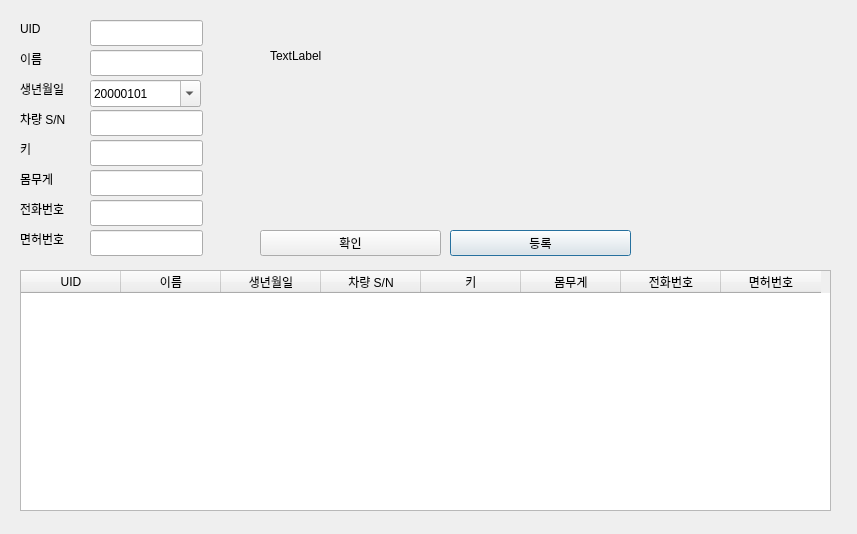
Old version of the form pyqt/rfid_register.ui in the repository KTH-amg/robot_dev.
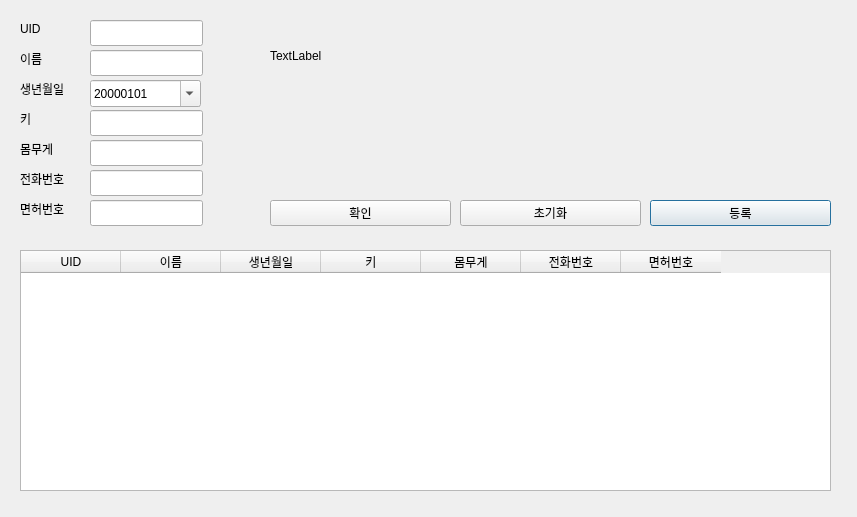
New version of the form.

```diff
--- a/pyqt/rfid_register.ui
+++ b/pyqt/rfid_register.ui
@@ -7,7 +7,7 @@
     <x>0</x>
     <y>0</y>
     <width>857</width>
-    <height>534</height>
+    <height>517</height>
    </rect>
   </property>
   <property name="windowTitle">
@@ -52,24 +52,11 @@
     <string>생년월일</string>
    </property>
   </widget>
-  <widget class="QLabel" name="label_4">
-   <property name="geometry">
-    <rect>
-     <x>20</x>
-     <y>110</y>
-     <width>66</width>
-     <height>18</height>
-    </rect>
-   </property>
-   <property name="text">
-    <string>차량 S/N</string>
-   </property>
-  </widget>
   <widget class="QLabel" name="label_5">
    <property name="geometry">
     <rect>
      <x>20</x>
-     <y>140</y>
+     <y>110</y>
      <width>66</width>
      <height>18</height>
     </rect>
@@ -82,7 +69,7 @@
    <property name="geometry">
     <rect>
      <x>20</x>
-     <y>170</y>
+     <y>140</y>
      <width>66</width>
      <height>18</height>
     </rect>
@@ -95,7 +82,7 @@
    <property name="geometry">
     <rect>
      <x>20</x>
-     <y>200</y>
+     <y>170</y>
      <width>66</width>
      <height>18</height>
     </rect>
@@ -108,7 +95,7 @@
    <property name="geometry">
     <rect>
      <x>20</x>
-     <y>230</y>
+     <y>200</y>
      <width>66</width>
      <height>18</height>
     </rect>
@@ -137,21 +124,11 @@
     </rect>
    </property>
   </widget>
-  <widget class="QLineEdit" name="editSn">
-   <property name="geometry">
-    <rect>
-     <x>90</x>
-     <y>110</y>
-     <width>113</width>
-     <height>26</height>
-    </rect>
-   </property>
-  </widget>
   <widget class="QLineEdit" name="editPhone">
    <property name="geometry">
     <rect>
      <x>90</x>
-     <y>200</y>
+     <y>170</y>
      <width>113</width>
      <height>26</height>
     </rect>
@@ -161,7 +138,7 @@
    <property name="geometry">
     <rect>
      <x>90</x>
-     <y>230</y>
+     <y>200</y>
      <width>113</width>
      <height>26</height>
     </rect>
@@ -171,7 +148,7 @@
    <property name="geometry">
     <rect>
      <x>90</x>
-     <y>140</y>
+     <y>110</y>
      <width>113</width>
      <height>26</height>
     </rect>
@@ -181,7 +158,7 @@
    <property name="geometry">
     <rect>
      <x>90</x>
-     <y>170</y>
+     <y>140</y>
      <width>113</width>
      <height>26</height>
     </rect>
@@ -206,8 +183,8 @@
   <widget class="QPushButton" name="btnRegister">
    <property name="geometry">
     <rect>
-     <x>450</x>
-     <y>230</y>
+     <x>650</x>
+     <y>200</y>
      <width>181</width>
      <height>26</height>
     </rect>
@@ -233,7 +210,7 @@
    <property name="geometry">
     <rect>
      <x>20</x>
-     <y>270</y>
+     <y>250</y>
      <width>811</width>
      <height>241</height>
     </rect>
@@ -253,11 +230,6 @@
      <string>생년월일</string>
     </property>
    </column>
-   <column>
-    <property name="text">
-     <string>차량 S/N</string>
-    </property>
-   </column>
    <column>
     <property name="text">
      <string>키</string>
@@ -282,8 +254,8 @@
   <widget class="QPushButton" name="btnConfirm">
    <property name="geometry">
     <rect>
-     <x>260</x>
-     <y>230</y>
+     <x>270</x>
+     <y>200</y>
      <width>181</width>
      <height>26</height>
     </rect>
@@ -292,6 +264,19 @@
     <string>확인</string>
    </property>
   </widget>
+  <widget class="QPushButton" name="btnReset">
+   <property name="geometry">
+    <rect>
+     <x>460</x>
+     <y>200</y>
+     <width>181</width>
+     <height>26</height>
+    </rect>
+   </property>
+   <property name="text">
+    <string>초기화</string>
+   </property>
+  </widget>
  </widget>
  <resources/>
  <connections/>
```
